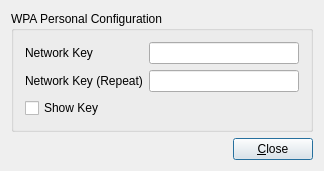
Qt form src/wificonfig/dialogwpapersonal.ui (q5sys/pc-networkmanager) before a commit.
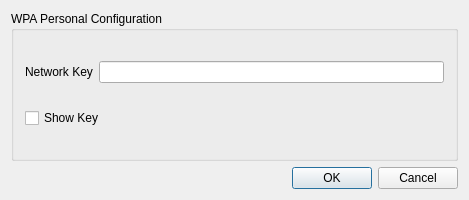
The same form after that commit. Icons and pictures are not drawn.

Commit message: Remove the second line edit asking for a password

```diff
--- a/src/wificonfig/dialogwpapersonal.ui
+++ b/src/wificonfig/dialogwpapersonal.ui
@@ -1,12 +1,12 @@
 <ui version="4.0" >
  <class>dialogWPAPersonal</class>
- <widget class="QDialog" name="dialogWPAPersonal" >
-  <property name="geometry" >
+ <widget class="QDialog" name="dialogWPAPersonal">
+  <property name="geometry">
    <rect>
     <x>0</x>
     <y>0</y>
-    <width>311</width>
-    <height>168</height>
+    <width>469</width>
+    <height>200</height>
    </rect>
   </property>
   <property name="windowTitle" >
@@ -16,10 +16,17 @@
    <iconset resource="wificonfig.qrc" >
     <normaloff>:/tray_wifi85.png</normaloff>:/tray_wifi85.png</iconset>
   </property>
-  <layout class="QGridLayout" name="gridLayout_2" >
-   <item row="0" column="0" >
-    <widget class="QGroupBox" name="groupBox" >
-     <property name="title" >
+  <layout class="QGridLayout" name="gridLayout_2">
+   <item row="1" column="0">
+    <widget class="QDialogButtonBox" name="buttonBox">
+     <property name="standardButtons">
+      <set>QDialogButtonBox::Cancel|QDialogButtonBox::Ok</set>
+     </property>
+    </widget>
+   </item>
+   <item row="0" column="0">
+    <widget class="QGroupBox" name="groupBox">
+     <property name="title">
       <string>WPA Personal Configuration</string>
      </property>
      <layout class="QGridLayout" name="gridLayout" >
@@ -46,32 +53,9 @@
         </property>
        </widget>
       </item>
-      <item row="1" column="0" >
-       <widget class="QLabel" name="textLabel1_2" >
-        <property name="text" >
-         <string>Network Key (Repeat)</string>
-        </property>
-        <property name="wordWrap" >
-         <bool>false</bool>
-        </property>
-       </widget>
-      </item>
-      <item row="1" column="1" >
-       <widget class="QLineEdit" name="lineKey2" >
-        <property name="minimumSize" >
-         <size>
-          <width>150</width>
-          <height>0</height>
-         </size>
-        </property>
-        <property name="echoMode" >
-         <enum>QLineEdit::Password</enum>
-        </property>
-       </widget>
-      </item>
-      <item row="2" column="0" colspan="2" >
-       <widget class="QCheckBox" name="checkShowKey" >
-        <property name="text" >
+      <item row="1" column="0" colspan="2">
+       <widget class="QCheckBox" name="checkShowKey">
+        <property name="text">
          <string>Show Key</string>
         </property>
        </widget>
@@ -79,39 +63,9 @@
      </layout>
     </widget>
    </item>
-   <item row="1" column="0" >
-    <layout class="QHBoxLayout" name="horizontalLayout" >
-     <item>
-      <spacer name="spacer12" >
-       <property name="orientation" >
-        <enum>Qt::Horizontal</enum>
-       </property>
-       <property name="sizeType" >
-        <enum>QSizePolicy::Expanding</enum>
-       </property>
-       <property name="sizeHint" stdset="0" >
-        <size>
-         <width>191</width>
-         <height>20</height>
-        </size>
-       </property>
-      </spacer>
-     </item>
-     <item>
-      <widget class="QPushButton" name="pushClose" >
-       <property name="text" >
-        <string>&amp;Close</string>
-       </property>
-       <property name="shortcut" >
-        <string>Alt+C</string>
-       </property>
-      </widget>
-     </item>
-    </layout>
-   </item>
   </layout>
  </widget>
- <layoutdefault spacing="6" margin="11" />
+ <layoutdefault spacing="6" margin="11"/>
  <includes>
   <include location="local" >qmessagebox.h</include>
  </includes>
```
Left out of the diff: 66 changed lines with no effect on the pictures. The commit also changes 5 other files.
